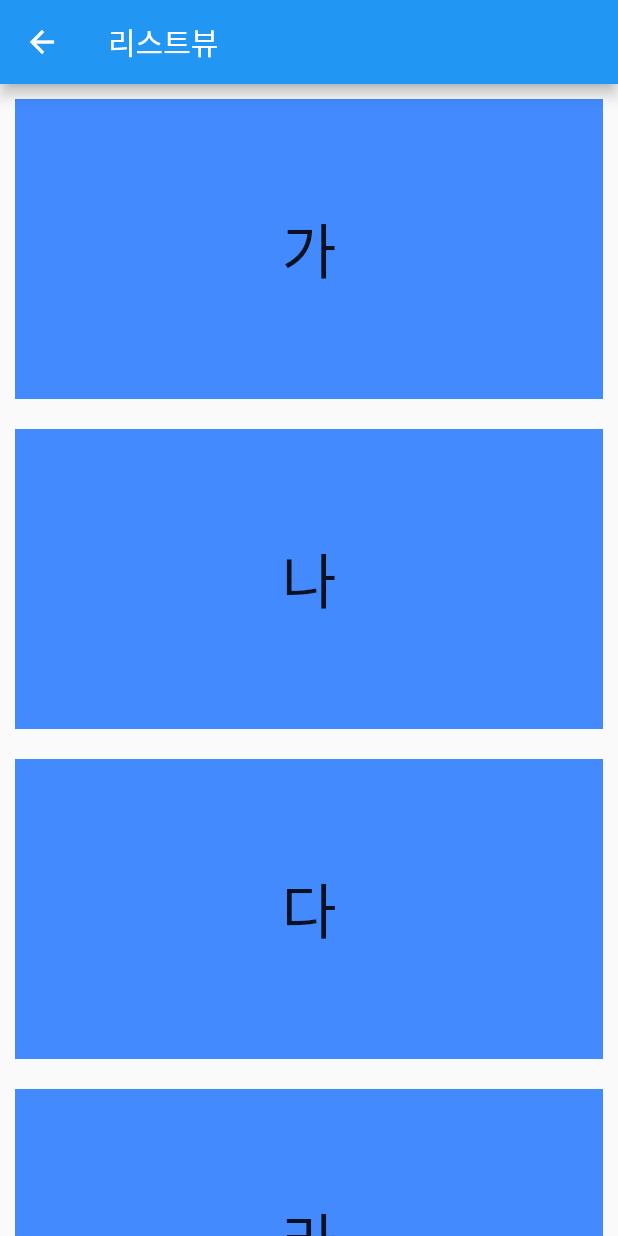
After one commit to byeon-jiyoung/flutter, a Flutter app: the screen it shows after launch, after a tap on "리스트뷰 페이지", on a phone screen of 412 x 824 dp. The commit adds this screen. Run offline on Flutter 3.47's test engine with Material 2 defaults, Android fonts, the phone set to English and light mode, and no system bars; our stand-ins replace get.

Commit message:
💻 Feat : 페이지정리, 컨트롤러 함수 변경
testCtl 내의 refresh 및 loading value 생성
API예제코드 작성
실 서버 리턴값과 유사한 함수로 변경적용

```diff
--- a/lib/controller/testCtl.dart
+++ b/lib/controller/testCtl.dart
@@ -1,31 +1,66 @@
 import 'dart:async';
-
 import 'package:get/get.dart';
 
 class TestCtl extends GetxController {
   static TestCtl get to => Get.find();
+  /*
+  Getx에서는 상태관리 함수를 Rx를 붙여 사용한다.
+  사용 예
+  RxList<String> string = <String>[].obs;
+  RxInt int = 0.obs;
+  RxBool bool = false.obs; ...
+  */
 
-  RxString buttonText = '버튼이 눌러졌을까?'.obs;
-
-  RxBool button = false.obs;
-  RxInt counter = 0.obs;
-  RxInt colorVal = 3.obs;
-  RxBool isLoading = false.obs;
-  RxList<int> test = [1, 2, 3, 4, 5, 6, 7, 8, 9, 0, 10, 11, 12, 23].obs;
-  void reLoad() {
-    test.value = [1, 2, 3, 4, 5, 6, 7, 8, 9, 0, 10, 11, 12, 23];
+  // 버튼눌러 배경색 변경하는 함수
+  RxInt buttonCount = 0.obs;
+  void reset() {
+    buttonCount.value = 0;
   }
 
-  Future<void> addList() async {
+  RxBool isRefresh = false.obs;
+  RxBool isLoading = false.obs;
+  RxList<String> stringList = <String>[].obs;
+
+  RxInt indexCount = 0.obs;
+
+  void onInit() {
+    reLoad();
+    super.onInit;
+  }
+
+  Future<void> reLoad() async {
+    isRefresh.value = true;
+    List<String> items = [];
+    await Future.delayed(const Duration(seconds: 1), () {
+      print('서버에서 데이터 받아오는 시간(예제)');
+      // API발송 후 받아온 리스트가 JSON으로 들어온걸 디코딩하고어쩌고 한다음 메인 리스트로 리턴해준다고 생각하자!
+      items = ['가', '나', '다', '라'];
+    });
+    stringList.value = items; // 해당 함수가 ReLoad 이므로 기존 리스트를 초기화하지말고 덮어써주도록 한다.
+    indexCount.value = 0;
+    isRefresh.value = false;
+  }
+
+  Future<void> moreGetList() async {
     isLoading.value = true;
-    await Future.delayed(const Duration(seconds: 1), () {
-      List<int> item = [
-        1,
-        2,
-      ];
-      test.addAll(item);
-    });
-
+    stringList.addAll(await moreList());
     isLoading.value = false;
   }
+
+  Future<List<String>> moreList() async {
+    List<String> items = [];
+    if (indexCount.value < 3) {
+      await Future.delayed(const Duration(seconds: 2), () {
+        if (indexCount.value == 0) {
+          items = ['마', '바', '사', '아'];
+        } else if (indexCount.value == 1) {
+          items = ['자', '차', '카', '타'];
+        } else {
+          items = ['파', '하'];
+        }
+        indexCount.value++;
+      });
+    }
+    return items;
+  }
 }
--- a/lib/view/generalPage.dart
+++ b/lib/view/generalPage.dart
@@ -1,10 +1,10 @@
 import 'package:flutter/material.dart';
-import 'package:flutterportfolio/controller/testController.dart';
+import 'package:flutterportfolio/controller/testCtl.dart';
 import 'package:get/get.dart';
 
 class GeneralPage extends StatelessWidget {
   final String title;
-  final TestController controller = Get.put(TestController());
+  final TestCtl controller = Get.put(TestCtl());
   GeneralPage(this.title, {Key? key}) : super(key: key);
 
   @override
@@ -18,9 +18,11 @@ class GeneralPage extends StatelessWidget {
           style: const TextStyle(fontWeight: FontWeight.bold),
         ),
       ),
+      // 상태변경을 원하는 위젯을 Obx로 감싸 Rx함수를 바로 가져올 수 있도록 적용한다.
       body: Obx(
         () => Container(
           padding: const EdgeInsets.all(10),
+          // 0일때는 반응없음, 5번누를때 마다 뒷 배경색을 바꾼다.
           color: controller.buttonCount.value != 0 &&
                   controller.buttonCount.value % 5 == 0
               ? Colors.amber
--- /dev/null
+++ b/lib/view/listViewPage.dart
@@ -0,0 +1,75 @@
+import 'package:flutter/material.dart';
+import 'package:flutterportfolio/controller/testCtl.dart';
+import 'package:get/get.dart';
+
+class ListViewPage extends StatelessWidget {
+  final String title;
+  final TestCtl testCtl = Get.put(TestCtl());
+  ListViewPage(this.title, {Key? key}) : super(key: key);
+
+  @override
+  Widget build(BuildContext context) {
+    return Scaffold(
+      appBar: AppBar(title: Text(title)),
+      body: SizedBox(
+          width: Get.size.width,
+          /*
+          해당 위젯은 스크롤 디텍션 혹은 여러가지 제스처에 대한 리스너로 사용됨
+          적용된 방식은 세로 스크롤 감지한 뒤 최대 스크롤 길이보다 500픽셀 작을때 testCtl의 addList()함수를 실행한다.
+          */
+          child: NotificationListener(
+            onNotification: (t) {
+              if (t is ScrollUpdateNotification) {
+                if (t.metrics.axis == Axis.vertical) {
+                  if (t.metrics.extentAfter < 500 && !testCtl.isLoading.value) {
+                    testCtl.moreGetList();
+                  }
+                }
+              }
+              return true;
+            },
+            /* 위로 당겨 새로고침을 할때 사용하는 위젯 */
+            child: RefreshIndicator(
+              onRefresh: () async {
+                // 로딩값이 false (완료) 되어 있는 경우에만 리로드가 작동 되도록 한다.
+                if (!testCtl.isLoading.value) {
+                  testCtl.reLoad();
+                }
+              },
+
+              /* 리스트뷰를 만드는 위젯으로 컨트롤러에 있는 인덱스 갯수 만큼 빌드가 돌악나다. */
+              child: Obx(() {
+                return testCtl.isRefresh.value
+                    ? const Center(
+                        child: CircularProgressIndicator(),
+                      )
+                    : ListView.builder(
+                        itemCount: testCtl.stringList.length + 1,
+                        itemBuilder: (context, index) {
+                          if (index < testCtl.stringList.length) {
+                            return Container(
+                                alignment: Alignment.center,
+                                margin: const EdgeInsets.all(10),
+                                padding: const EdgeInsets.all(10),
+                                width: Get.size.width,
+                                height: 200,
+                                color: Colors.blueAccent,
+                                child: Text(
+                                  testCtl.stringList[index],
+                                  style: const TextStyle(fontSize: 40),
+                                ));
+                          } else {
+                            if (testCtl.isLoading.value) {
+                              return const Center(
+                                  child: CircularProgressIndicator());
+                            }
+                          }
+                          return null;
+                        },
+                      );
+              }),
+            ),
+          )),
+    );
+  }
+}
--- a/lib/view/testPage.dart
+++ b/lib/view/testPage.dart
@@ -1,6 +1,6 @@
 import 'package:flutter/material.dart';
 import 'package:flutterportfolio/view/generalPage.dart';
-import 'package:flutterportfolio/view/test2Page.dart';
+import 'package:flutterportfolio/view/listViewPage.dart';
 
 import 'package:get/get.dart';
 
@@ -59,17 +59,15 @@ class TestPage extends StatelessWidget {
           color: const Color(0x11000000),
           child: ListView(
             children: [
-              menuBar(const Icon(Icons.hourglass_bottom), '스크린 타임'),
+              menuBar(const Icon(Icons.hourglass_bottom), '버튼 테스트 페이지',
+                  widgetPage: GeneralPage('버튼 상태관리')),
               const SizedBox(height: 20),
-              menuBar(const Icon(Icons.settings_applications_sharp), '일반',
-                  widgetPage: GeneralPage('일반')),
-              menuBar(const Icon(Icons.accessibility), '손쉬운 사용',
-                  widgetPage: GeneralPage('손쉬운 사용')),
-              menuBar(const Icon(Icons.back_hand), '개인정보 보호 및 보안',
-                  widgetPage: GeneralPage('개인정보 보호 및 보안')),
+              menuBar(const Icon(Icons.settings_applications_sharp), '리스트뷰 페이지',
+                  widgetPage: ListViewPage('리스트뷰')),
+              menuBar(const Icon(Icons.accessibility), '손쉬운 사용'),
+              menuBar(const Icon(Icons.back_hand), '개인정보 보호 및 보안'),
               const SizedBox(height: 20),
-              menuBar(const Icon(Icons.key), '암호',
-                  widgetPage: test2Page('실습 페이지')),
+              menuBar(const Icon(Icons.key), '암호'),
               const SizedBox(height: 20),
               menuBar(const Icon(Icons.explore), 'Safari'),
               menuBar(const Icon(Icons.feed), 'News'),
```
Also changed, not shown: lib/controller/testController.dart (deleted, +0 -16 lines), lib/view/test2Page.dart (deleted, +0 -73 lines).
